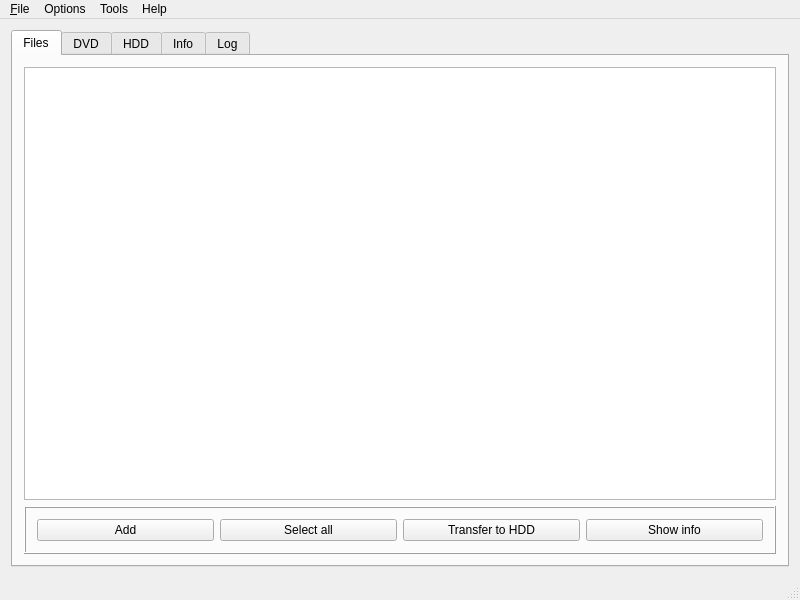
Qt form resources/ui/wiibafu.ui (evertonstz/wiibafu) before a commit.
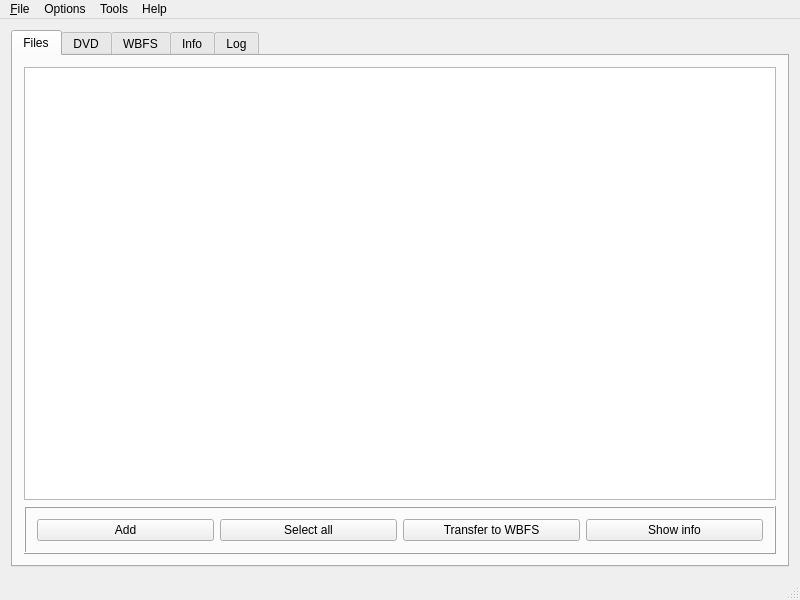
The same form after that commit. Icons and pictures are not drawn.

Commit message: Some 'transfer to wbfs' improvements and fixes

Diff of the .ui file:
```diff
--- a/resources/ui/wiibafu.ui
+++ b/resources/ui/wiibafu.ui
@@ -79,7 +79,7 @@
            <item>
             <widget class="QPushButton" name="pushButton_Files_Transfer">
              <property name="text">
-              <string>Transfer to HDD</string>
+              <string>Transfer to WBFS</string>
              </property>
             </widget>
            </item>
@@ -153,7 +153,7 @@
       </widget>
       <widget class="QWidget" name="tabHDD">
        <attribute name="title">
-        <string>HDD</string>
+        <string>WBFS</string>
        </attribute>
        <layout class="QVBoxLayout" name="verticalLayout_6">
         <item>
```
Left out of the diff: 4 changed lines with no effect on the pictures. The commit also changes 3 other files.
